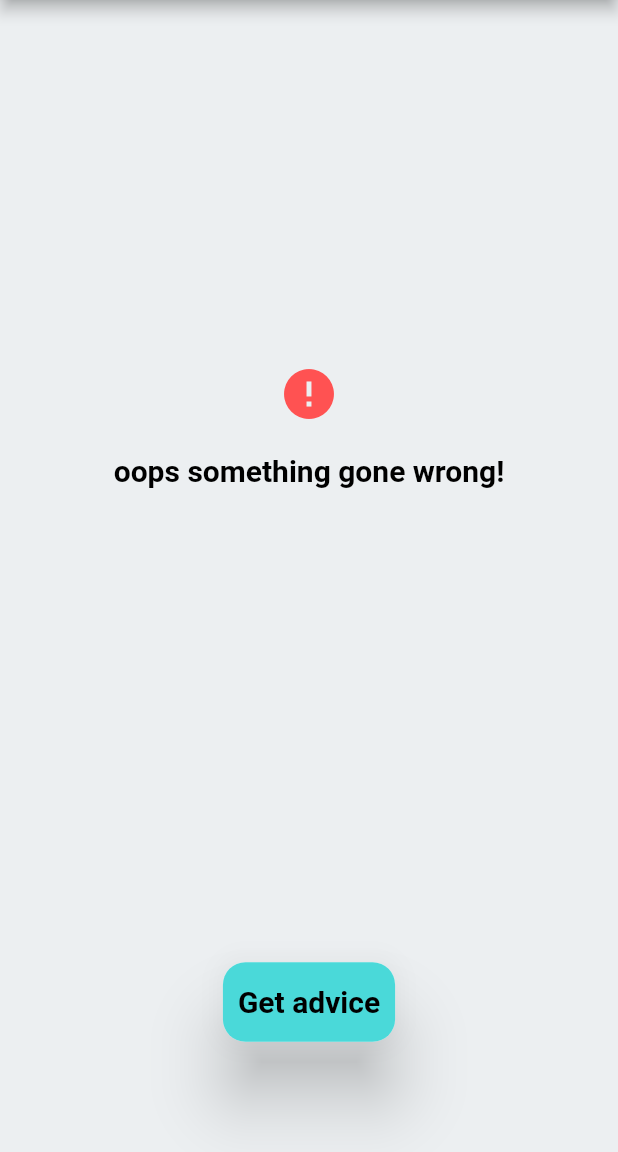
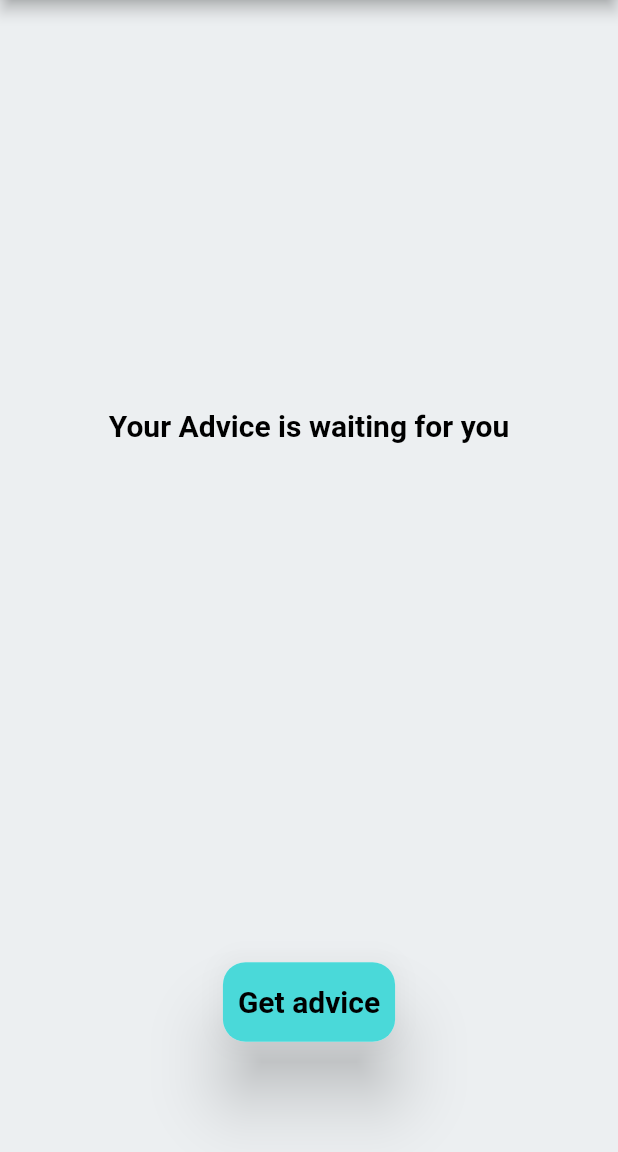
Before and after one commit to YamamotoDesu/advicer, a Flutter app: the screen it shows after launch, on a phone screen of 412 x 824 dp, the part 84-1236 px from its top. Run offline on Flutter 3.47's test engine with Material 2 defaults, Android fonts, the phone set to English and light mode, and no system bars; our stand-ins replace flutter_bloc; Roboto replaces fonts that are missing (Rubik).

Commit message:
Application Layer - BLoC Provider

```diff
--- a/lib/2_application/pages/advice/advice_page.dart
+++ b/lib/2_application/pages/advice/advice_page.dart
@@ -1,9 +1,24 @@
 import 'package:advicer/2_application/core/services/theme_service.dart';
-import 'package:advicer/2_application/pages/advice/widgets/advice_field.dart';
+import 'package:advicer/2_application/pages/advice/bloc/advicer_bloc.dart';
 import 'package:advicer/2_application/pages/advice/widgets/custom_button.dart';
 import 'package:advicer/2_application/pages/advice/widgets/error_message.dart';
 import 'package:flutter/material.dart';
+import 'package:flutter_bloc/flutter_bloc.dart';
 import 'package:provider/provider.dart';
+
+import 'widgets/advice_field.dart';
+
+class AdvicerPageWrapperProvider extends StatelessWidget {
+  const AdvicerPageWrapperProvider({super.key});
+
+  @override
+  Widget build(BuildContext context) {
+    return BlocProvider(
+      create: (context) => AdvicerBloc(),
+      child: const AdvicerPage(),
+    );
+  }
+}
 
 class AdvicerPage extends StatelessWidget {
   const AdvicerPage({super.key});
@@ -30,23 +45,35 @@ class AdvicerPage extends StatelessWidget {
       body: Padding(
         padding: const EdgeInsets.symmetric(horizontal: 50),
         child: Column(
-          children: const [
+          children: [
             Expanded(
               child: Center(
-                child: ErrorMessage(message: 'oops something gone wrong!'),
-                // child: AdviceField(
-                //   advice: 'example advice - your day will be good',
-                // ),
-                // child: CircularProgressIndicator(
-                //   color: themeData.colorScheme.secondary,
-                // ),
-                /*Text(
-                  "Your Advice is waiting for you",
-                  style: themeData.textTheme.headline1,
-                ),*/
+                child: BlocBuilder<AdvicerBloc, AdvicerState>(
+                  builder: (context, state) {
+                    if (state is AdvicerInitial) {
+                      return Text(
+                        "Your Advice is waiting for you",
+                        style: themeData.textTheme.headline1,
+                      );
+                    } else if (state is AdvicerStateLoading) {
+                      return CircularProgressIndicator(
+                        color: themeData.colorScheme.secondary,
+                      );
+                    } else if (state is AdvicerStateLoaded) {
+                      return AdviceField(
+                        advice: state.advice,
+                      );
+                    } else if (state is AdvicerStateError) {
+                      return ErrorMessage(
+                        message: state.message,
+                      );
+                    }
+                    return const SizedBox();
+                  },
+                ),
               ),
             ),
-            SizedBox(
+            const SizedBox(
               height: 200,
               child: Center(
                 child: CustomButton(),
--- a/lib/2_application/pages/advice/widgets/custom_button.dart
+++ b/lib/2_application/pages/advice/widgets/custom_button.dart
@@ -1,4 +1,7 @@
 import 'package:flutter/material.dart';
+import 'package:flutter_bloc/flutter_bloc.dart';
+
+import '../bloc/advicer_bloc.dart';
 
 class CustomButton extends StatelessWidget {
   const CustomButton({super.key});
@@ -7,9 +10,9 @@ class CustomButton extends StatelessWidget {
   Widget build(BuildContext context) {
     final themeData = Theme.of(context);
     return InkResponse(
-      onTap: () {
-        print('button pressed - will be implemented later');
-      },
+      onTap: () => BlocProvider.of<AdvicerBloc>(context).add(
+        AdvideRequestedEvent(),
+      ),
       child: Material(
         elevation: 20,
         borderRadius: BorderRadius.circular(15),
--- a/lib/main.dart
+++ b/lib/main.dart
@@ -23,7 +23,7 @@ class MyApp extends StatelessWidget {
         theme: AppTheme.lightTheme,
         darkTheme: AppTheme.darkTheme,
         debugShowCheckedModeBanner: false,
-        home: const AdvicerPage(),
+        home: const AdvicerPageWrapperProvider(),
       );
     });
   }
```
